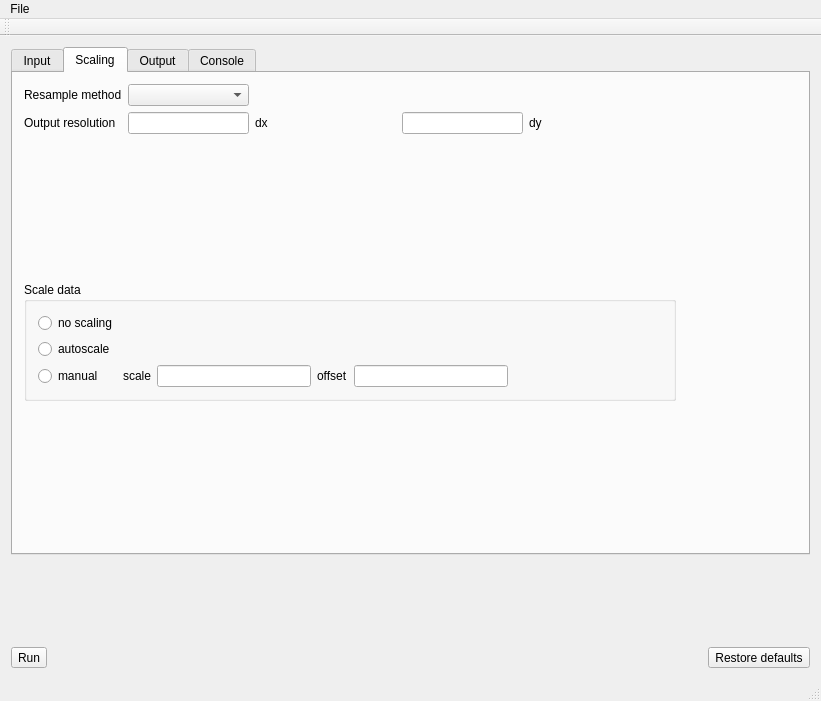
Qt form qt/pkcrop_gui/mainwindow.ui (gitGNU/gnu_pktools) before a commit.
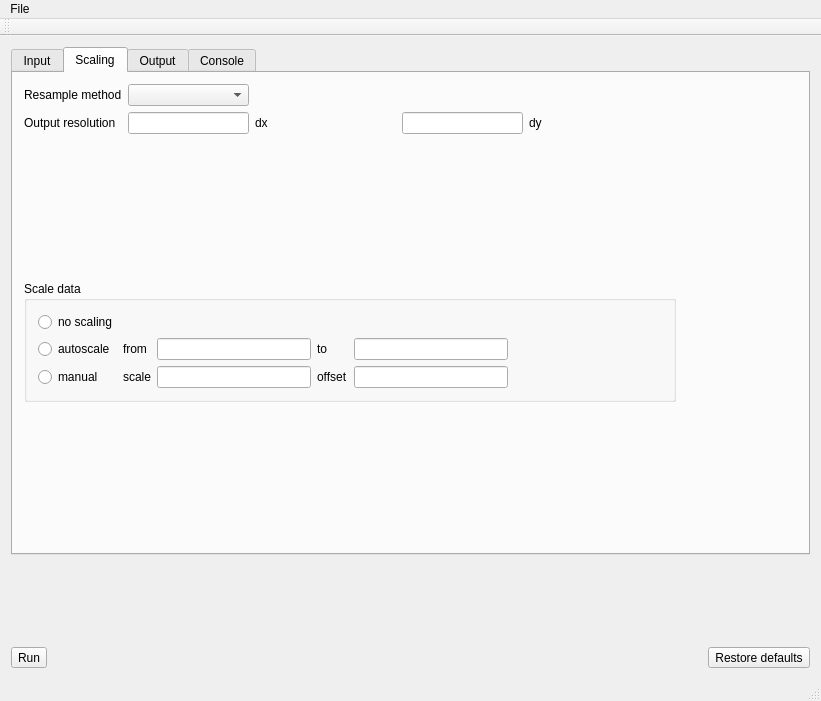
The same form after that commit. The open tabs and pages were chosen to show the change.

The edit to the form file:
```diff
--- a/qt/pkcrop_gui/mainwindow.ui
+++ b/qt/pkcrop_gui/mainwindow.ui
@@ -259,6 +259,39 @@
              </property>
             </spacer>
            </item>
+           <item row="1" column="1">
+            <widget class="QLabel" name="label_10">
+             <property name="text">
+              <string>from</string>
+             </property>
+            </widget>
+           </item>
+           <item row="1" column="2">
+            <widget class="QLineEdit" name="as_from"/>
+           </item>
+           <item row="1" column="3">
+            <widget class="QLabel" name="label_11">
+             <property name="text">
+              <string>to</string>
+             </property>
+            </widget>
+           </item>
+           <item row="1" column="4">
+            <widget class="QLineEdit" name="as_to"/>
+           </item>
+           <item row="1" column="5">
+            <spacer name="horizontalSpacer_11">
+             <property name="orientation">
+              <enum>Qt::Horizontal</enum>
+             </property>
+             <property name="sizeHint" stdset="0">
+              <size>
+               <width>40</width>
+               <height>20</height>
+              </size>
+             </property>
+            </spacer>
+           </item>
           </layout>
          </widget>
         </item>
```
Left out of the diff: 43 changed lines with no effect on the pictures.
